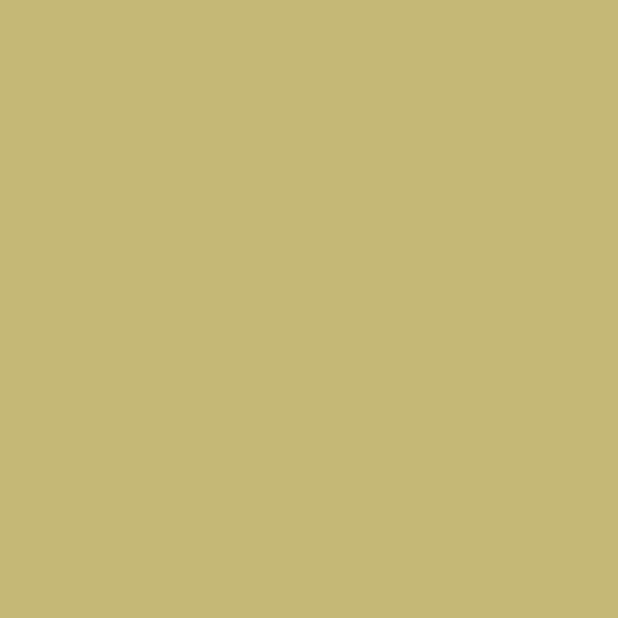
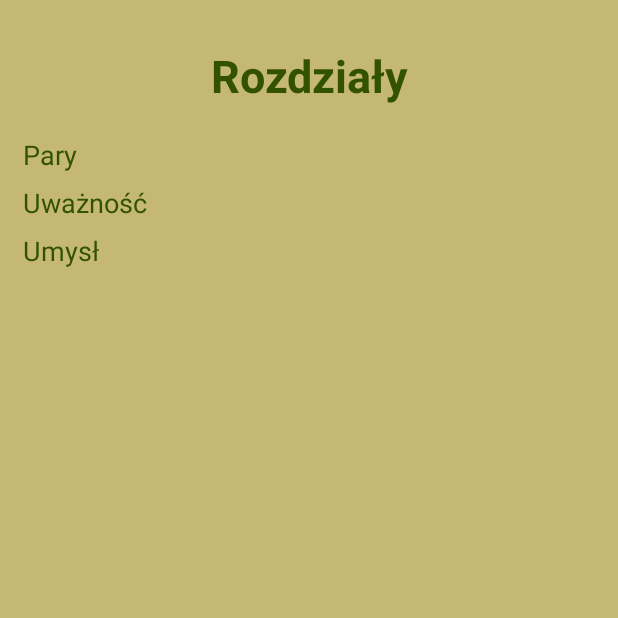
Before and after one commit to mateolas/Dhammapada, an Android app: the DhammaChapters screen opened directly, with no data from a screen before it, on a phone screen of 412 x 824 dp, the top half of it. Before the commit the part shown is empty. Run offline under Robolectric (Android 15) with nearby library versions, the phone set to English and light mode, and no system bars.

Commit message:
- Added intent to next activity - Chapters

```diff
--- a/app/src/main/AndroidManifest.xml
+++ b/app/src/main/AndroidManifest.xml
@@ -8,14 +8,14 @@
         android:label="@string/app_name"
         android:supportsRtl="true"
         android:theme="@style/Theme.AppCompat.NoActionBar">
-        <activity android:name=".HomeActivity">
+        <activity android:name=".MainMenu">
             <intent-filter>
                 <action android:name="android.intent.action.MAIN" />
 
                 <category android:name="android.intent.category.LAUNCHER" />
             </intent-filter>
         </activity>
-        <activity android:name=".SpisTresci"></activity>
+        <activity android:name=".DhammaChapters"></activity>
     </application>
 
 </manifest>
--- a/app/src/main/java/com/studio/skyline/dhammapada/SpisTresci.java
+++ b/app/src/main/java/com/studio/skyline/dhammapada/DhammaChapters.java
@@ -3,11 +3,11 @@ package com.studio.skyline.dhammapada;
 import android.support.v7.app.AppCompatActivity;
 import android.os.Bundle;
 
-public class SpisTresci extends AppCompatActivity {
+public class DhammaChapters extends AppCompatActivity {
 
     @Override
     protected void onCreate(Bundle savedInstanceState) {
         super.onCreate(savedInstanceState);
-        setContentView(R.layout.activity_spis_tresci);
+        setContentView(R.layout.activity_dhamma_chapters_list);
     }
 }
--- /dev/null
+++ b/app/src/main/res/layout/activity_dhamma_chapters_list.xml
@@ -0,0 +1,64 @@
+<?xml version="1.0" encoding="utf-8"?>
+<LinearLayout xmlns:android="http://schemas.android.com/apk/res/android"
+    xmlns:tools="http://schemas.android.com/tools"
+    android:id="@+id/activity_spis_tresci"
+    android:layout_width="match_parent"
+    android:layout_height="match_parent"
+    android:background="@color/background"
+    android:textColor="@color/txtColor"
+    android:orientation="vertical"
+    tools:context="com.studio.skyline.dhammapada.DhammaChapters">
+
+    <TextView
+        android:id="@+id/tv_Chapters"
+        android:layout_width="match_parent"
+        android:layout_height="wrap_content"
+        android:text="Rozdziały"
+        android:textColor="#325201"
+        android:layout_marginTop="30sp"
+        android:textSize="30sp"
+        android:textStyle="normal|bold"
+        android:textAllCaps="false"
+        android:fontFamily="sans-serif"
+        android:backgroundTint="#fdf5e6"
+        android:textAlignment="center" />
+
+    <TextView
+        android:id="@+id/tv_Chapters_1_Pary"
+        android:layout_width="match_parent"
+        android:layout_height="wrap_content"
+        android:layout_marginTop="20sp"
+        android:onClick="onChaptersParyTVclick"
+        android:layout_marginLeft="15dp"
+        android:text="Pary"
+        android:textColor="#325201"
+        android:textSize="18sp" />
+
+    <TextView
+        android:id="@+id/tv_Chapters_2_Uwaznosc"
+        android:layout_width="match_parent"
+        android:layout_height="wrap_content"
+        android:layout_marginTop="7sp"
+        android:onClick="onChaptersUwaznoscTVclick"
+        android:layout_marginLeft="15dp"
+        android:text="Uważność"
+        android:textColor="#325201"
+        android:textSize="18sp" />
+
+    <TextView
+        android:id="@+id/tv_Chapters_3_Umysl"
+        android:layout_width="match_parent"
+        android:layout_height="wrap_content"
+        android:layout_marginTop="7sp"
+        android:onClick="onChaptersUmyslTVclick"
+        android:layout_marginLeft="15dp"
+        android:text="Umysł"
+        android:textColor="#325201"
+        android:textSize="18sp" />
+
+
+
+
+
+
+</LinearLayout>
--- a/app/src/main/res/layout/activity_spis_tresci.xml
+++ /dev/null
@@ -1,12 +0,0 @@
-<?xml version="1.0" encoding="utf-8"?>
-<LinearLayout xmlns:android="http://schemas.android.com/apk/res/android"
-    xmlns:tools="http://schemas.android.com/tools"
-    android:id="@+id/activity_spis_tresci"
-    android:layout_width="match_parent"
-    android:layout_height="match_parent"
-    android:background="@color/background"
-    android:textColor="@color/txtColor"
-    android:orientation="vertical"
-    tools:context="com.studio.skyline.dhammapada.SpisTresci">
-
-</LinearLayout>
```
Also changed, not shown: app/src/main/java/com/studio/skyline/dhammapada/HomeActivity.java (deleted, +0 -14 lines), app/src/main/java/com/studio/skyline/dhammapada/MainMenu.java (added, +21 -0 lines), app/src/main/res/layout/activity_main_menu.xml (renamed from app/src/main/res/layout/activity_main.xml, +10 -5 lines).
